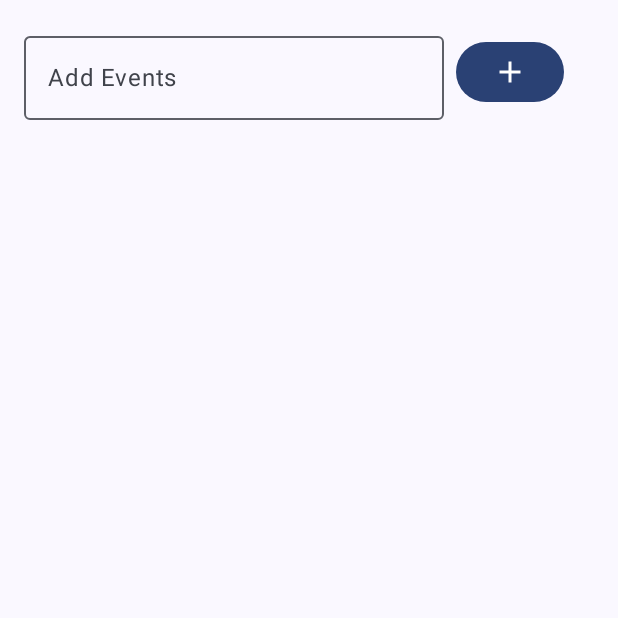
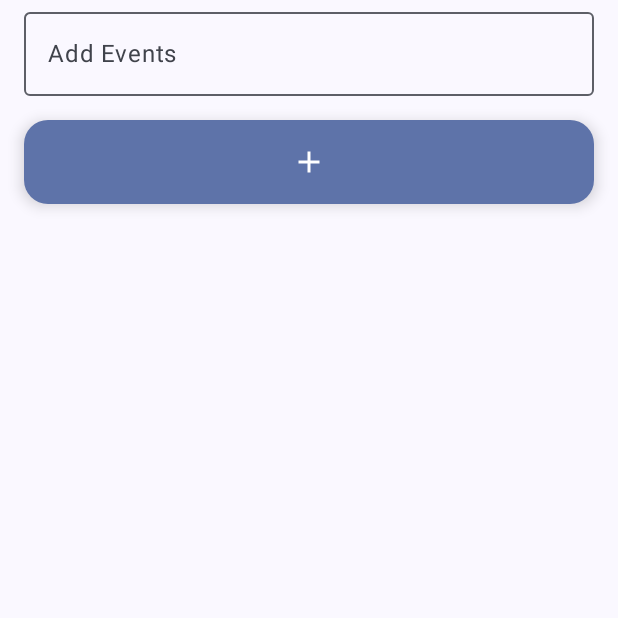
Before and after one commit to ossalali/Days-Remaining, an Android app built with Jetpack Compose: the composable DebugScreen shown on its own in the app's theme, on a phone screen of 412 x 824 dp, the top half of it. Run offline under Robolectric (Android 15) with nearby library versions, the light colour scheme and no system bars; our stand-ins replace Dagger/Hilt's generated code; 3 statements that could not run were skipped.

Commit message:
Refactor(DebugScreen): Improve UI and remove Snackbar

```diff
--- a/app/src/main/java/com/ossalali/daysremaining/infrastructure/Database.kt
+++ b/app/src/main/java/com/ossalali/daysremaining/infrastructure/Database.kt
@@ -26,7 +26,6 @@ abstract class MyDatabase : RoomDatabase() {
                         MyDatabase::class.java,
                         "myDatabase",
                       )
-                      .fallbackToDestructiveMigration(false)
                       .setJournalMode(JournalMode.WRITE_AHEAD_LOGGING)
                       .setQueryExecutor(Executors.newFixedThreadPool(4))
                       .build()
--- a/app/src/main/java/com/ossalali/daysremaining/presentation/ui/DebugScreen.kt
+++ b/app/src/main/java/com/ossalali/daysremaining/presentation/ui/DebugScreen.kt
@@ -1,21 +1,19 @@
 package com.ossalali.daysremaining.presentation.ui
 
-import androidx.compose.foundation.layout.Arrangement
 import androidx.compose.foundation.layout.Box
 import androidx.compose.foundation.layout.Column
 import androidx.compose.foundation.layout.PaddingValues
-import androidx.compose.foundation.layout.Row
 import androidx.compose.foundation.layout.Spacer
 import androidx.compose.foundation.layout.fillMaxSize
-import androidx.compose.foundation.layout.imePadding
+import androidx.compose.foundation.layout.fillMaxWidth
+import androidx.compose.foundation.layout.height
 import androidx.compose.foundation.layout.padding
 import androidx.compose.foundation.text.KeyboardOptions
 import androidx.compose.material.icons.Icons
 import androidx.compose.material.icons.filled.Add
-import androidx.compose.material3.Button
+import androidx.compose.material3.FloatingActionButton
 import androidx.compose.material3.Icon
 import androidx.compose.material3.OutlinedTextField
-import androidx.compose.material3.Snackbar
 import androidx.compose.material3.Text
 import androidx.compose.runtime.Composable
 import androidx.compose.runtime.getValue
@@ -39,17 +37,12 @@ fun DebugScreen(
   paddingValues: PaddingValues = PaddingValues(),
   onClose: () -> Unit,
 ) {
-    var showSnackBar by remember { mutableStateOf(false) }
     var numberOfEvents by rememberSaveable { mutableIntStateOf(0) }
     var textFieldValue by rememberSaveable { mutableStateOf("") }
     val textFieldFocusRequester = remember { FocusRequester() }
 
     Box(modifier = Modifier.fillMaxSize().padding(paddingValues)) {
         Column {
-            Row(
-              modifier = Modifier.padding(Dimensions.default),
-              horizontalArrangement = Arrangement.SpaceEvenly,
-            ) {
             OutlinedTextField(
               value = textFieldValue,
               onValueChange = {
@@ -58,23 +51,21 @@ fun DebugScreen(
               },
               label = { Text("Add Events") },
               keyboardOptions = KeyboardOptions(keyboardType = KeyboardType.Number),
-                  modifier = Modifier.focusRequester(textFieldFocusRequester),
+              modifier =
+                Modifier.fillMaxWidth()
+                  .padding(horizontal = Dimensions.default)
+                  .focusRequester(textFieldFocusRequester),
             )
-                Button(
-                  modifier = Modifier.padding(Dimensions.half),
+            Spacer(Modifier.height(Dimensions.default))
+            FloatingActionButton(
+              modifier = Modifier.fillMaxWidth().padding(horizontal = Dimensions.default),
               onClick = {
                   AddDebugEventsUseCase(debugScreenViewModel::insertEvents)(numberOfEvents)
-                      showSnackBar = true
                   onClose()
               },
             ) {
                 Icon(imageVector = Icons.Filled.Add, contentDescription = "Add Events")
             }
         }
-            Spacer(Modifier.weight(1f))
-            if (showSnackBar) {
-                Snackbar(modifier = Modifier.imePadding()) { Text("$numberOfEvents events added") }
     }
 }
-    }
-}
```
Lines whose indentation alone changed are shown as unchanged.
